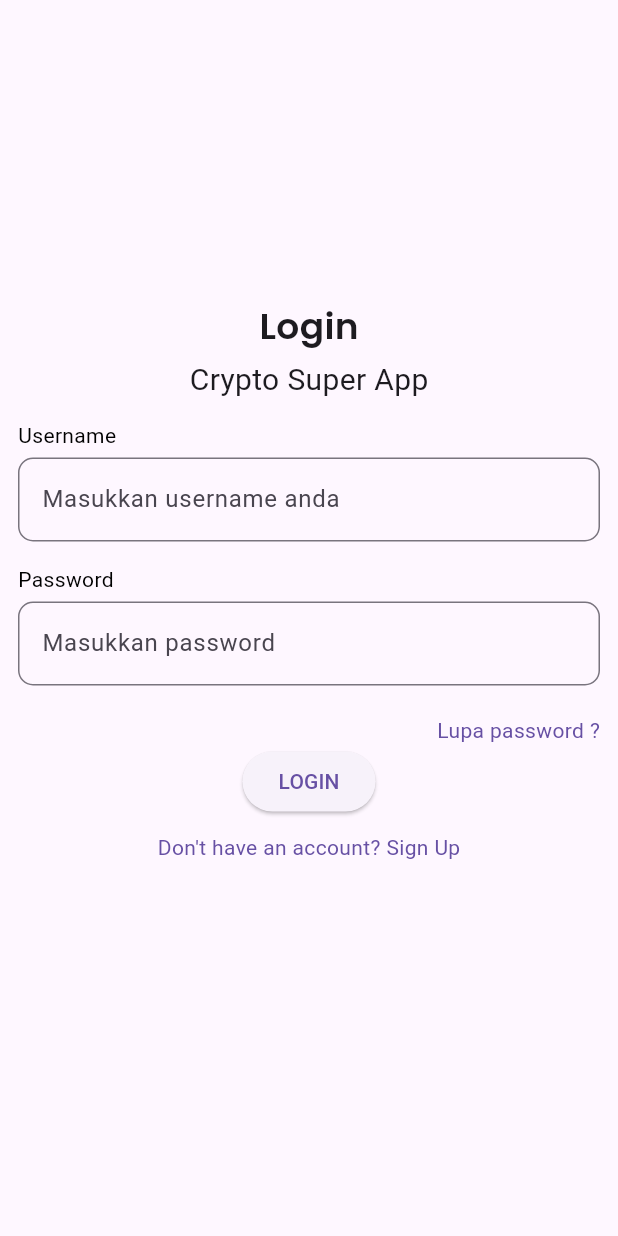
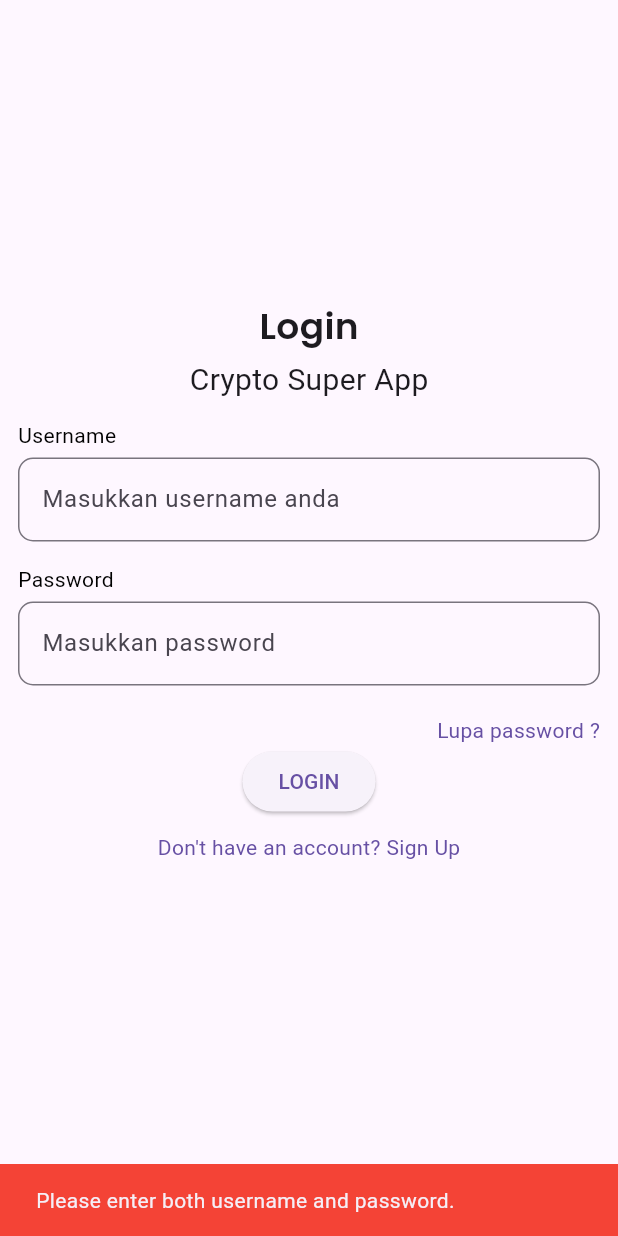
Before and after one commit to sigmavibee/crypto_saving_app, a Flutter app: the ProfilePage screen opened directly, after a tap on "Edit Profile", after a tap on "LOGIN", on a phone screen of 412 x 824 dp. Run offline on Flutter 3.47's test engine with Material 3 defaults, Android fonts, the light colour scheme and no system bars; our stand-ins replace auto_route, google_fonts, percent_indicator, shared_preferences; accounts and stored records are empty.

Commit message:
fix login logout

```diff
--- a/lib/app_router.dart
+++ b/lib/app_router.dart
@@ -1,18 +1,23 @@
 import 'package:auto_route/auto_route.dart';
+
 import 'package:crypto_saving_app/pages/auth/screen/auth_page.dart';
 import 'package:crypto_saving_app/pages/auth/screen/register_page.dart';
 import 'package:crypto_saving_app/pages/main_page.dart';
-import 'package:crypto_saving_app/pages/onboarding_page.dart'; // Ensure this import exists
+import 'package:crypto_saving_app/pages/onboarding_page.dart';
 
-part 'app_router.gr.dart'; // Add this line
+part 'app_router.gr.dart';
 
 @AutoRouterConfig(replaceInRouteName: 'Page,Route')
-class AppRouter extends RootStackRouter {
+class AppRouter extends _$AppRouter {
+  // Note the $ before AppRouter
   @override
   List<AutoRoute> get routes => [
         AutoRoute(page: OnBoardingRoute.page, initial: true),
-        AutoRoute(page: AuthenticationRoute.page),
-        AutoRoute(page: RegisterRoute.page),
-        AutoRoute(page: MainRoute.page),
+        AutoRoute(page: AuthenticationRoute.page, path: '/login'),
+        AutoRoute(page: RegisterRoute.page, path: '/register'),
+        AutoRoute(page: MainRoute.page, path: '/main'),
+        // AutoRoute(page: CoinRoute.page, path: '/coin'), // Uncomment this line if you have a CoinPage
+        // AutoRoute(page: OrdersRoute.page, path: '/orders'), // Uncomment this line if you have an OrdersPage
+        // AutoRoute(page: ProfileRoute.page, path: '/profile'), // Uncomment this line if you have a ProfilePage
       ];
 }
--- a/lib/components/input_widget.dart
+++ b/lib/components/input_widget.dart
@@ -1,8 +1,8 @@
 import 'package:flutter/material.dart';
 
 class InputLayout extends StatelessWidget {
-  String label;
-  StatefulWidget inputField;
+  final String label;
+  final StatefulWidget inputField;
 
   InputLayout(
     this.label,
--- a/lib/main.dart
+++ b/lib/main.dart
@@ -9,7 +9,7 @@ void main() {
 class MyApp extends StatelessWidget {
   MyApp({Key? key}) : super(key: key);
 
-  final _appRouter = AppRouter(); // Tambahkan ini
+  final _appRouter = AppRouter();
 
   @override
   Widget build(BuildContext context) {
@@ -17,8 +17,7 @@ class MyApp extends StatelessWidget {
       debugShowCheckedModeBanner: false,
       title: 'Presale Crypto App',
       routerDelegate: _appRouter.delegate(),
-      routeInformationParser:
-          _appRouter.defaultRouteParser(), // Fixed method call
+      routeInformationParser: _appRouter.defaultRouteParser(),
     );
   }
 }
--- a/lib/pages/auth/screen/auth_page.dart
+++ b/lib/pages/auth/screen/auth_page.dart
@@ -1,9 +1,9 @@
+import 'package:auto_route/auto_route.dart';
 import 'package:crypto_saving_app/pages/auth/screen/register_page.dart';
-import 'package:crypto_saving_app/styles/colors.dart';
-import 'package:auto_route/annotations.dart';
 import 'package:crypto_saving_app/styles/text_style.dart';
 import 'package:flutter/material.dart';
 
+import '../../../app_router.dart';
 import '../../../components/input_widget.dart';
 import '../../../services/auth_services.dart';
 
@@ -21,15 +21,26 @@ class _AuthenticationPageState extends State<AuthenticationPage> {
   final AuthService authService = AuthService();
 
   void _login() async {
-    print('Attempting to log in with username: ${_usernameController.text}');
-    print('Attempting to log in with username: ${_passwordController.text}');
-    bool success = await authService.login(
-      _usernameController.text,
-      _passwordController.text,
-    );
+    final username = _usernameController.text.trim();
+    final password = _passwordController.text.trim();
+
+    if (username.isEmpty || password.isEmpty) {
+      ScaffoldMessenger.of(context).showSnackBar(
+        SnackBar(
+          content: Text('Please enter both username and password.'),
+          backgroundColor: Colors.red,
+        ),
+      );
+      return;
+    }
+
+    print('Attempting to log in with username: $username');
+    print('Attempting to log in with password: $password');
+
+    bool success = await authService.login(username, password);
     if (success) {
       print('Login successful. Navigating to main page.');
-      Navigator.pushNamedAndRemoveUntil(context, '/main', (route) => false);
+      context.router.push(const MainRoute());
     } else {
       print('Login failed. Showing error message.');
       ScaffoldMessenger.of(context).showSnackBar(
@@ -147,7 +158,11 @@ class AlreadyHaveAnAccountCheck extends StatelessWidget {
   @override
   Widget build(BuildContext context) {
     return GestureDetector(
-      onTap: () => press(),
+      onTap: () {
+        context.router.push(
+          const RegisterRoute(),
+        );
+      },
       child: Text(
         "Don't have an account? Sign Up",
         style: TextStyle(color: Theme.of(context).primaryColor),
```
Also changed, not shown: lib/pages/home/home_page.dart (+32 -13 lines), lib/pages/onboarding_page.dart (+29 -2 lines), lib/pages/orders/orders_page.dart (+17 -9 lines), lib/pages/profile/profile_page.dart (+23 -6 lines), lib/services/auth_services.dart (+40 -5 lines).
